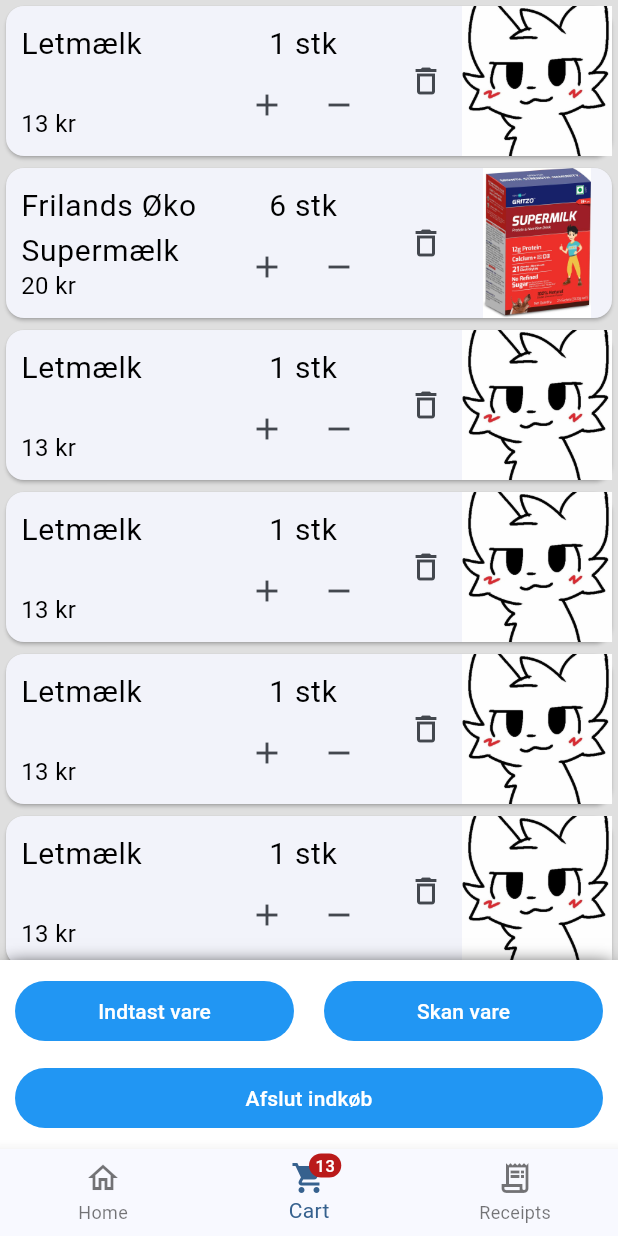
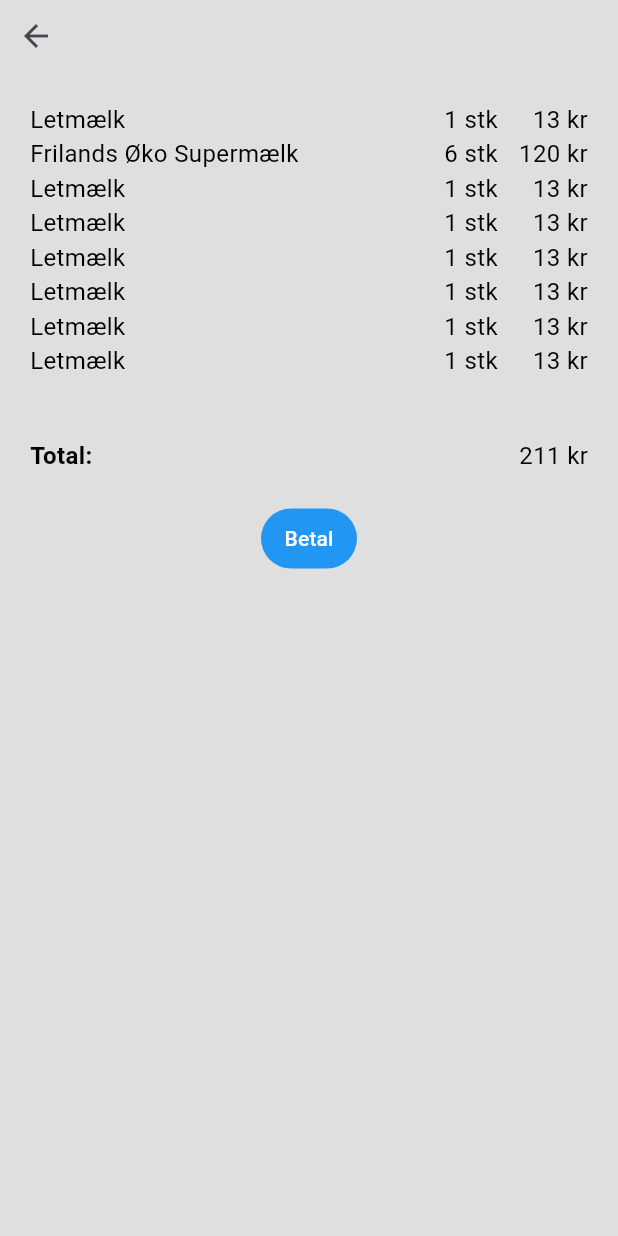
Before and after one commit to Mercantec-GHC/h4-projekt-gruppe-0-sm, a Flutter app: the Dashboard screen opened directly, item 2 of the bottom bar chosen, after a tap on "Afslut indkøb", on a phone screen of 412 x 824 dp. Run offline on Flutter 3.47's test engine with Material 3 defaults, Android fonts, the phone set to English and light mode, and no system bars.

Commit message:
finish shopping page

```diff
--- a/mobile/lib/pages/cart_page.dart
+++ b/mobile/lib/pages/cart_page.dart
@@ -1,4 +1,5 @@
 import 'package:flutter/material.dart';
+import 'package:mobile/pages/finish_shopping_page.dart';
 import 'package:mobile/repos/cart.dart';
 import 'package:mobile/widgets/primary_button.dart';
 import 'package:mobile/widgets/primary_card.dart';
@@ -144,7 +145,14 @@ class CartPage extends StatelessWidget {
                     child: Container(
                       margin: const EdgeInsets.only(top: 10),
                       child: PrimaryButton(
-                          onPressed: () {}, child: const Text("Afslut indkøb")),
+                          onPressed: () {
+                            Navigator.push(
+                                context,
+                                MaterialPageRoute(
+                                    builder: (context) =>
+                                        FinishShoppingPage()));
+                          },
+                          child: const Text("Afslut indkøb")),
                     ),
                   ),
                 ],
--- /dev/null
+++ b/mobile/lib/pages/finish_shopping_page.dart
@@ -0,0 +1,95 @@
+import 'package:flutter/material.dart';
+import 'package:mobile/repos/cart.dart';
+import 'package:mobile/widgets/primary_button.dart';
+import 'package:provider/provider.dart';
+
+class ReceiptItem extends StatelessWidget {
+  final int pricePerAmount;
+  final String name;
+  final int amount;
+
+  const ReceiptItem(
+      {super.key,
+      required this.pricePerAmount,
+      required this.name,
+      required this.amount});
+
+  @override
+  Widget build(BuildContext context) {
+    return Row(
+      mainAxisAlignment: MainAxisAlignment.spaceBetween,
+      children: [
+        Text(name),
+        Row(
+          children: [
+            SizedBox(
+                width: 60,
+                child: Text(
+                  "$amount stk",
+                  textAlign: TextAlign.end,
+                  overflow: TextOverflow.ellipsis,
+                )),
+            SizedBox(
+                width: 60,
+                child: Text(
+                  "${pricePerAmount * amount} kr",
+                  textAlign: TextAlign.end,
+                  overflow: TextOverflow.ellipsis,
+                ))
+          ],
+        ),
+      ],
+    );
+  }
+}
+
+class FinishShoppingPage extends StatelessWidget {
+  const FinishShoppingPage({super.key});
+
+  @override
+  Widget build(BuildContext context) {
+    final CartRepo cartRepo = context.read<CartRepo>();
+    final cart = cartRepo.allCartItems();
+
+    return Scaffold(
+      body: Column(
+        crossAxisAlignment: CrossAxisAlignment.start,
+        children: [
+          IconButton(
+              onPressed: () {
+                Navigator.of(context).pop();
+              },
+              icon: const Icon(Icons.arrow_back)),
+          Container(
+            margin: const EdgeInsets.all(20),
+            child: Expanded(
+                child: ListView.builder(
+                    shrinkWrap: true,
+                    itemBuilder: (_, idx) => ReceiptItem(
+                        pricePerAmount: cart[idx].product.price,
+                        name: cart[idx].product.name,
+                        amount: cart[idx].amount),
+                    itemCount: cart.length)),
+          ),
+          Container(
+            margin: const EdgeInsets.all(20),
+            child: Expanded(
+                child: Row(
+              mainAxisAlignment: MainAxisAlignment.spaceBetween,
+              children: [
+                const Text(
+                  "Total:",
+                  style: TextStyle(fontWeight: FontWeight.bold),
+                ),
+                Text("${cartRepo.totalPrice()} kr"),
+              ],
+            )),
+          ),
+          Center(
+              child:
+                  PrimaryButton(onPressed: () {}, child: const Text("Betal")))
+        ],
+      ),
+    );
+  }
+}
--- a/mobile/lib/repos/cart.dart
+++ b/mobile/lib/repos/cart.dart
@@ -119,6 +119,11 @@ class CartRepo extends ChangeNotifier {
   totalItemsInCart() {
     return cart.fold<int>(0, (prev, cartItem) => prev + cartItem.amount);
   }
+
+  totalPrice() {
+    return cart.fold<int>(
+        0, (prev, cartItem) => prev + cartItem.amount * cartItem.product.price);
+  }
 }
 
 class CartItem {
```
